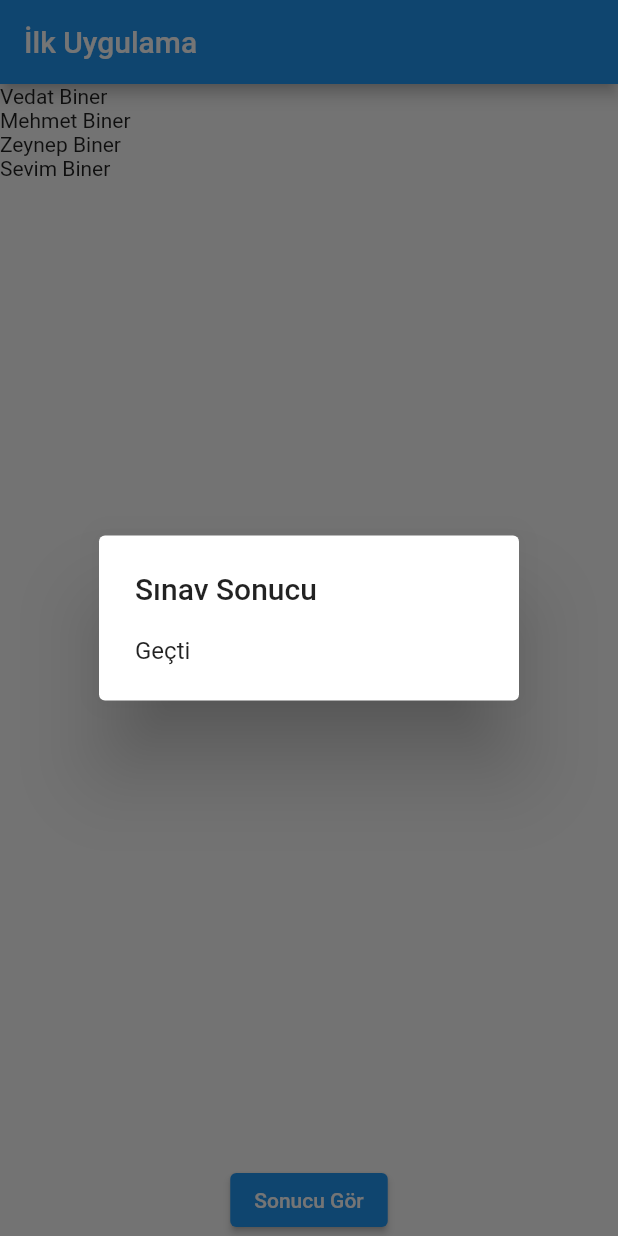
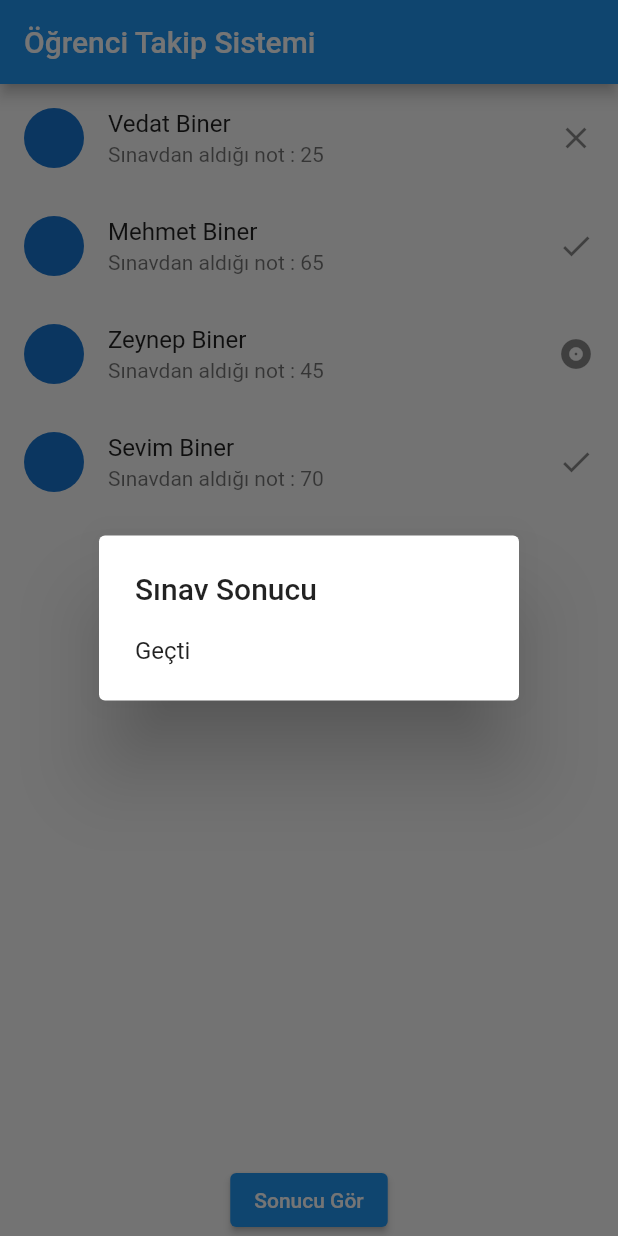
Before and after one commit to VedatBiner/Flutter_ogrenci_takip, a Flutter app: the screen it shows after launch, after a tap on "Sonucu Gör", on a phone screen of 412 x 824 dp. Run offline on Flutter 3.47's test engine with Material 2 defaults, Android fonts, the phone set to English and light mode, and no system bars; network calls fail.

Commit message:
Öğrenci listesi geliştirildi.

```diff
--- a/lib/main.dart
+++ b/lib/main.dart
@@ -1,42 +1,28 @@
 import 'package:flutter/material.dart';
+import 'models/student.dart';
 
 void main() {
   runApp(MaterialApp(home: MyApp()));
 }
 
 class MyApp extends StatelessWidget {
-  String mesaj = "İlk Uygulama";
+  String mesaj = "Öğrenci Takip Sistemi";
+
+  List<Student> students = [
+    Student("Vedat", "Biner", 25, "Kaldı"),
+    Student("Mehmet", "Biner", 65, "Geçti"),
+    Student("Zeynep", "Biner", 45, "Bütünlemeye kaldı"),
+    Student("Sevim", "Biner", 70, "Geçti")
+  ];
+
   MyApp({Key? key}) : super(key: key);
   @override
   Widget build(BuildContext context) {
-    var ogrenciler = [
-      "Vedat Biner",
-      "Mehmet Biner",
-      "Zeynep Biner",
-      "Sevim Biner"
-    ];
     return Scaffold(
       appBar: AppBar(
         title: Text(mesaj),
       ),
-      body: Column(
-        children: [
-          Expanded(
-              child: ListView.builder(
-                  // Builder eleman sayısı kadar listeleme yapacak
-                  itemCount: ogrenciler.length,
-                  itemBuilder: (BuildContext context, int index) {
-                    return Text(ogrenciler[index]);
-                  })),
-          Center(
-              child: ElevatedButton(
-                  child: const Text("Sonucu Gör"),
-                  onPressed: () {
-                    var mesaj = sinavHesapla(55);
-                    mesajGoster(context, mesaj);
-                  })),
-        ],
-      ),
+      body: buildBody(context),
     );
   }
 
@@ -59,4 +45,53 @@ class MyApp extends StatelessWidget {
     );
     showDialog(context: context, builder: (BuildContext context) => alert);
   }
+
+  Widget buildBody(BuildContext context) {
+    return Column(
+      children: [
+        Expanded(
+          child: ListView.builder(
+            // Builder eleman sayısı kadar listeleme yapacak
+            itemCount: students.length,
+            itemBuilder: (BuildContext context, int index) {
+              return ListTile(
+                leading: const CircleAvatar(
+                  backgroundImage: NetworkImage(
+                    "https://cdn.pixabay.com/photo/2016/11/29/22/02/white-male-1871436_960_720.jpg"
+                  ),
+                ),
+                title: Text(
+                  "${students[index].firstName} ${students[index].lastName}"
+                ),
+                subtitle: Text(
+                  "Sınavdan aldığı not : ${students[index].grade.toString()}"
+                ),
+                trailing: buildStatusIcon(students[index].grade),
+                onTap: (){
+                  print("${students[index].firstName} ${students[index].lastName}");
+                },
+              );
+            }
+          )
+        ),
+        Center(
+          child: ElevatedButton(
+            child: const Text("Sonucu Gör"),
+              onPressed: () {
+                var mesaj = sinavHesapla(55);
+                mesajGoster(context, mesaj);
+              })),
+      ],
+    );
+  }
+
+  Widget buildStatusIcon(int grade) {
+    if (grade >= 50) {
+      return const Icon(Icons.done);
+    } else if (grade >= 40) {
+      return const Icon(Icons.album);
+    } else {
+      return Icon(Icons.clear);
+    }
+  }
 }
--- /dev/null
+++ b/lib/models/student.dart
@@ -0,0 +1,12 @@
+class Student{
+  String firstName;
+  String lastName;
+  int grade;
+  String status;
+
+  //Constructor oluşturalım
+  Student(this.firstName, this.lastName, this.grade, this.status){
+    status = "Geçti";
+  }
+
+}
```
Also changed, not shown: 1 other file.
